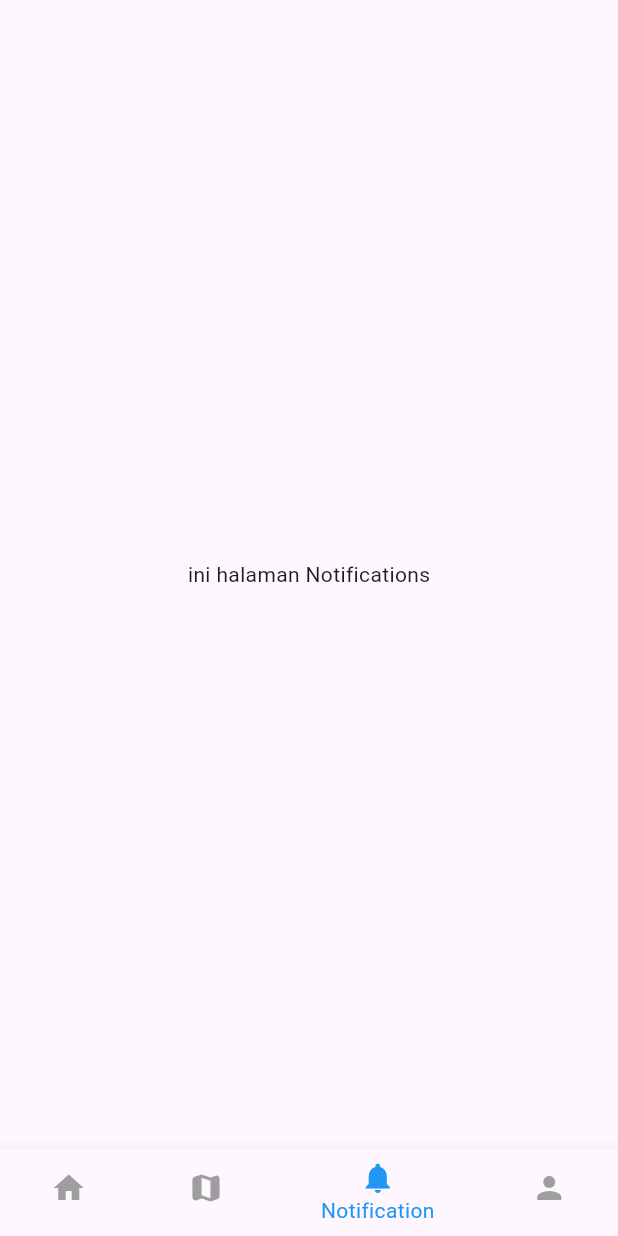
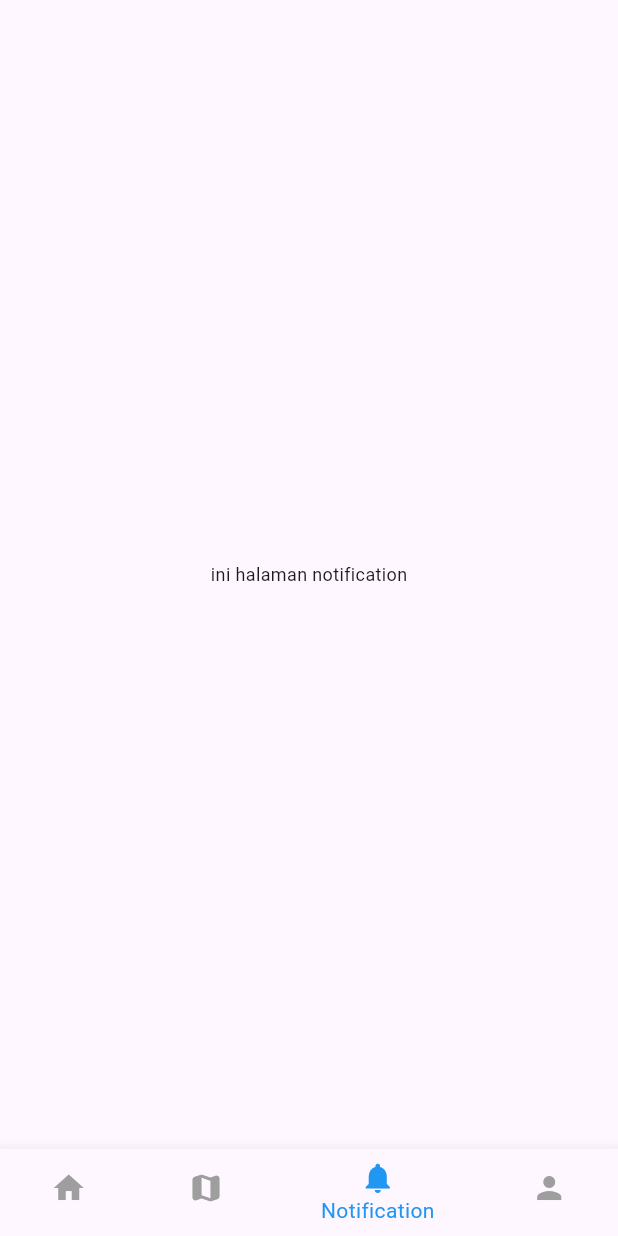
Before and after one commit to azzanslebew/GetX_Apps, a Flutter app: the screen it shows after launch, item 3 of the bottom bar chosen, on a phone screen of 412 x 824 dp. Run offline on Flutter 3.47's test engine with Material 3 defaults, Android fonts, the light colour scheme and no system bars; our stand-ins replace get.

Commit message:
#1 Bottom Navigation

```diff
--- a/lib/main.dart
+++ b/lib/main.dart
@@ -13,9 +13,13 @@ class MyApp extends StatelessWidget {
   @override
   Widget build(BuildContext context) {
     return GetMaterialApp(
+      debugShowCheckedModeBanner: false,
       initialRoute: '/',
       getPages: [
-        GetPage(name: '/', page: () => const HomePage(),),
+        GetPage(
+          name: '/',
+          page: () => const HomePage(),
+        ),
       ],
     );
   }
--- a/lib/pages/menus/notifications.dart
+++ b/lib/pages/menus/notifications.dart
@@ -1,16 +1,14 @@
 import 'package:flutter/material.dart';
+import 'package:getx_apps/widgets/text_getx.dart';
 
 class Notifications extends StatelessWidget {
   const Notifications({super.key});
 
   @override
   Widget build(BuildContext context) {
-    return Scaffold(
+    return const Scaffold(
       body: Center(
-        child: Container(
-          margin: const EdgeInsets.all(0),
-          child: const Text('ini halaman Notifications'),
-        ),
+        child: TextGetx(text: 'ini halaman notification'),
       ),
     );
   }
--- /dev/null
+++ b/lib/widgets/text_getx.dart
@@ -0,0 +1,16 @@
+import 'package:flutter/material.dart';
+
+class TextGetx extends StatelessWidget {
+  final String text;
+  final double fontSize;
+
+  const TextGetx({super.key, required this.text, this.fontSize = 12.0});
+
+  @override
+  Widget build(BuildContext context) {
+    return Text(
+      text,
+      style: TextStyle(fontSize: fontSize),
+    );
+  }
+}
```
Also changed, not shown: lib/pages/menus/explore.dart (+3 -5 lines), lib/pages/menus/home.dart (+3 -5 lines), lib/pages/menus/profile.dart (+3 -5 lines).
